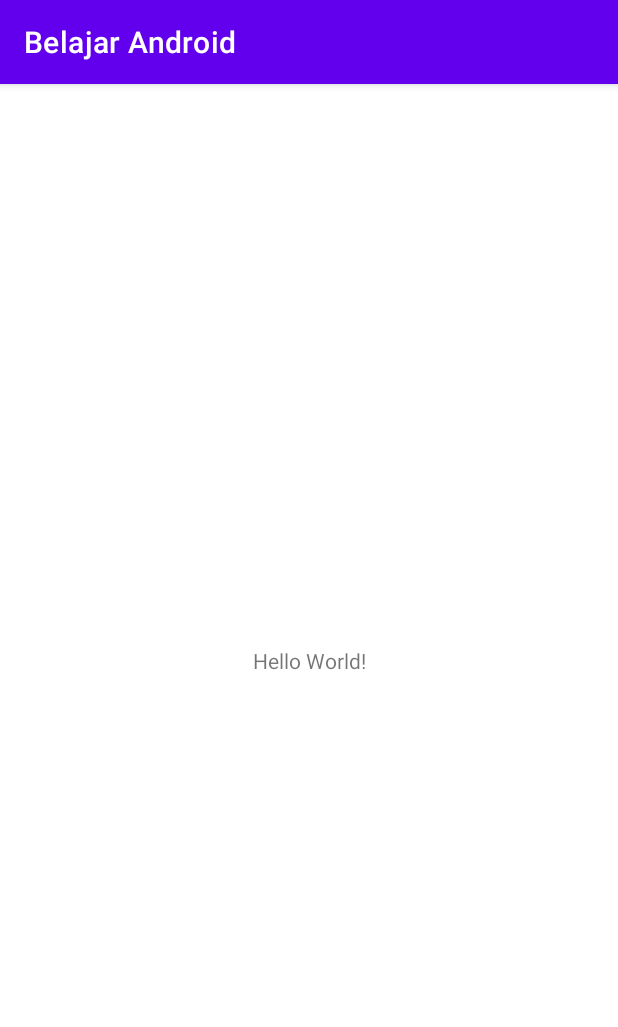
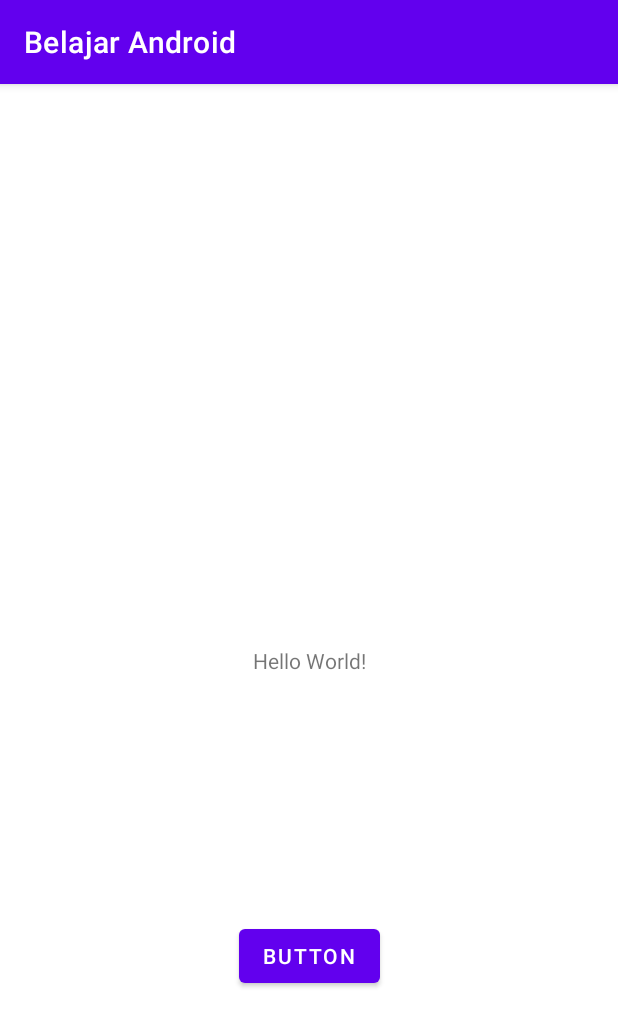
Before and after one commit to andromeda951/belajar-android, an Android app: the screen it shows after launch (MainActivity), on a phone screen of 412 x 824 dp. Shown: the top 1027 px of the screen. Run offline under Robolectric (Android 15) with nearby library versions, the phone set to English and light mode, and no system bars.

Commit message:
Create Button to change TextView

```diff
--- a/app/src/main/java/com/andromeda/belajarandroid/MainActivity.kt
+++ b/app/src/main/java/com/andromeda/belajarandroid/MainActivity.kt
@@ -2,10 +2,23 @@ package com.andromeda.belajarandroid
 
 import androidx.appcompat.app.AppCompatActivity
 import android.os.Bundle
+import android.widget.Button
+import android.widget.TextView
 
 class MainActivity : AppCompatActivity() {
+
+    private lateinit var text1: TextView
+    private lateinit var btn1: Button
+
     override fun onCreate(savedInstanceState: Bundle?) {
         super.onCreate(savedInstanceState)
         setContentView(R.layout.activity_main)
+
+        text1 = findViewById(R.id.text1)
+        btn1 = findViewById(R.id.btn1)
+
+        btn1.setOnClickListener {
+            text1.text = "Hello Programmer"
+        }
     }
 }
--- a/app/src/main/res/layout/activity_main.xml
+++ b/app/src/main/res/layout/activity_main.xml
@@ -7,6 +7,7 @@
     tools:context=".MainActivity">
 
     <TextView
+        android:id="@+id/text1"
         android:layout_width="wrap_content"
         android:layout_height="wrap_content"
         android:text="Hello World!"
@@ -15,4 +16,14 @@
         app:layout_constraintStart_toStartOf="parent"
         app:layout_constraintTop_toTopOf="parent" />
 
+    <Button
+        android:id="@+id/btn1"
+        android:layout_width="wrap_content"
+        android:layout_height="wrap_content"
+        android:text="@string/button1"
+        app:layout_constraintBottom_toBottomOf="parent"
+        app:layout_constraintEnd_toEndOf="parent"
+        app:layout_constraintStart_toStartOf="parent"
+        app:layout_constraintTop_toBottomOf="@id/text1" />
+
 </androidx.constraintlayout.widget.ConstraintLayout>
--- a/app/src/main/res/values/strings.xml
+++ b/app/src/main/res/values/strings.xml
@@ -1,3 +1,4 @@
 <resources>
     <string name="app_name">Belajar Android</string>
+    <string name="button1">Button</string>
 </resources>
```
